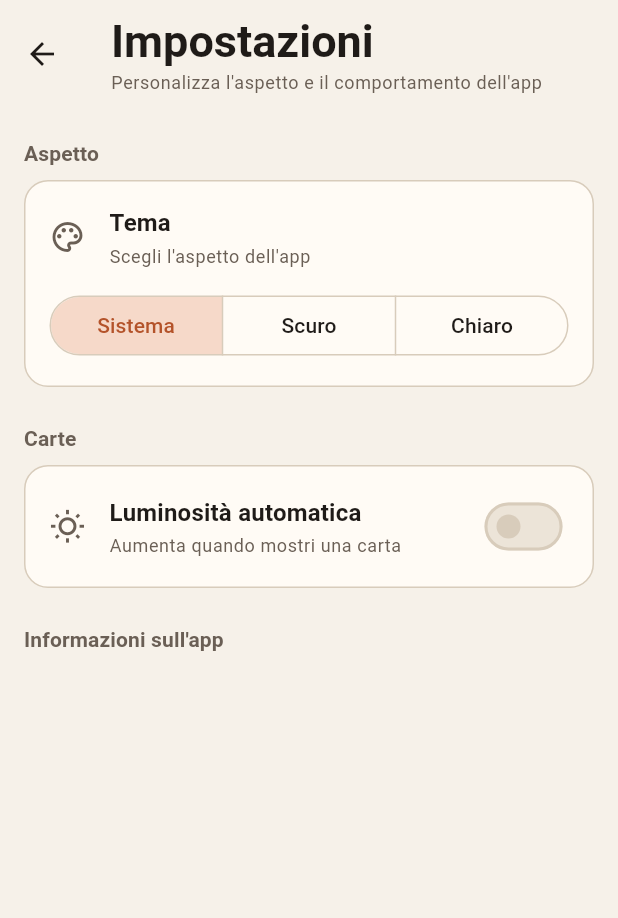
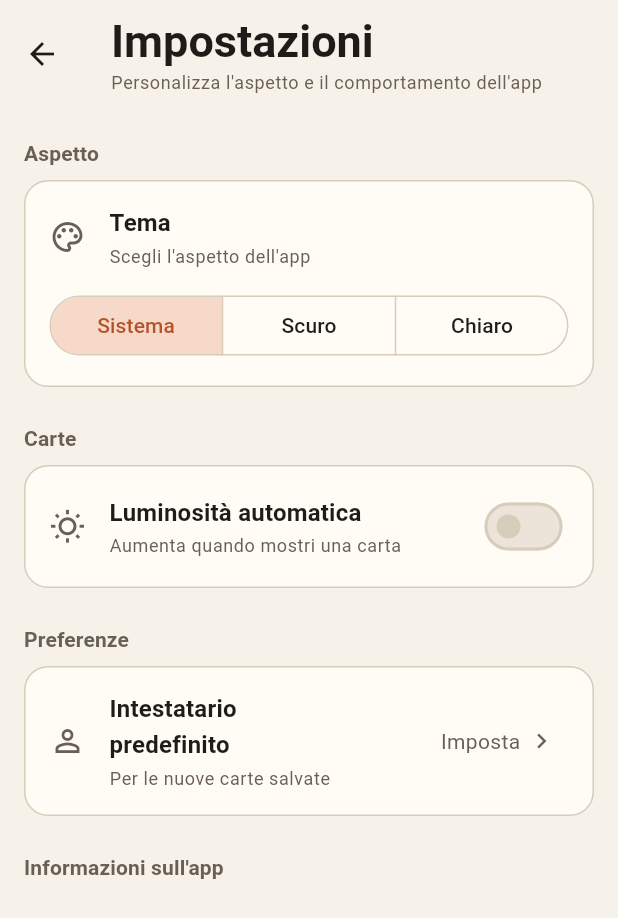
Before and after one commit to fabiogentile-gif/SuperIperApp, a Flutter app: the Settings screen opened directly, on a phone screen of 412 x 824 dp. Shown: the top 918 px of the screen. Run offline on Flutter 3.47's test engine with Material 3 defaults, Android fonts, the phone set to English and light mode, and no system bars; missing offline and left inert: screen_brightness.

Commit message:
Aggiunto defaultHolderSelector

```diff
--- a/lib/pages/settings.dart
+++ b/lib/pages/settings.dart
@@ -4,6 +4,7 @@ import 'package:superiper_app/widgets/settings/brightness_selector.dart';
 import 'package:superiper_app/widgets/settings/setting_group.dart';
 import 'package:superiper_app/widgets/settings/setting_tile.dart';
 import 'package:superiper_app/widgets/settings/theme_selector.dart';
+import 'package:superiper_app/widgets/settings/default_holder_selector.dart';
 
 class Settings extends StatelessWidget {
   const Settings({super.key});
@@ -13,7 +14,10 @@ class Settings extends StatelessWidget {
     final colors = Theme.of(context).colorScheme;
 
     return Scaffold(
-      appBar: StandardAppBar(title: 'Impostazioni', subtitle: 'Personalizza l\'aspetto e il comportamento dell\'app'),
+      appBar: StandardAppBar(
+        title: 'Impostazioni',
+        subtitle: 'Personalizza l\'aspetto e il comportamento dell\'app',
+      ),
       body: ListView(
         children: [
           const SizedBox(height: 20),
@@ -77,6 +81,33 @@ class Settings extends StatelessWidget {
               crossAxisAlignment: CrossAxisAlignment.start,
               children: [
                 Text(
+                  'Preferenze',
+                  style: Theme.of(context).textTheme.titleSmall?.copyWith(
+                    color: colors.onSurfaceVariant,
+                    fontWeight: FontWeight.w600,
+                  ),
+                ),
+                const SizedBox(height: 8),
+                const SettingsGroup(
+                  children: [
+                    SettingTile(
+                      title: 'Intestatario predefinito',
+                      subtitle: 'Per le nuove carte salvate',
+                      icon: Icons.person_outline,
+                      rowChild: DefaultHolderSelector(),
+                    ),
+                  ],
+                ),
+              ],
+            ),
+          ),
+          const SizedBox(height: 24),
+          Padding(
+            padding: const EdgeInsets.symmetric(horizontal: 16),
+            child: Column(
+              crossAxisAlignment: CrossAxisAlignment.start,
+              children: [
+                Text(
                   'Informazioni sull\'app',
                   style: Theme.of(context).textTheme.titleSmall?.copyWith(
                     color: colors.onSurfaceVariant,
--- /dev/null
+++ b/lib/widgets/settings/default_holder_selector.dart
@@ -0,0 +1,120 @@
+import 'package:flutter/material.dart';
+import 'package:superiper_app/widgets/settings/utils/default_holder_controller.dart';
+
+class DefaultHolderSelector extends StatelessWidget {
+  const DefaultHolderSelector({super.key});
+
+  @override
+  Widget build(BuildContext context) {
+    final colors = Theme.of(context).colorScheme;
+
+    return ValueListenableBuilder<String>(
+      valueListenable: defaultHolderName,
+      builder: (context, name, _) => InkWell(
+        borderRadius: BorderRadius.circular(8),
+        onTap: () => _edit(context, name),
+        child: Padding(
+          padding: const EdgeInsets.symmetric(horizontal: 8, vertical: 6),
+          child: Row(
+            mainAxisSize: MainAxisSize.min,
+            children: [
+              SizedBox(
+                width: 96,
+                child: Text(
+                  name.isEmpty ? 'Imposta' : name,
+                  textAlign: TextAlign.end,
+                  maxLines: 1,
+                  overflow: TextOverflow.ellipsis,
+                  style: Theme.of(context).textTheme.bodyMedium?.copyWith(
+                        color: colors.onSurfaceVariant,
+                      ),
+                ),
+              ),
+              const SizedBox(width: 4),
+              Icon(Icons.chevron_right,
+                  size: 20, color: colors.onSurfaceVariant),
+            ],
+          ),
+        ),
+      ),
+    );
+  }
+
+  Future<void> _edit(BuildContext context, String current) {
+    return showModalBottomSheet<void>(
+      context: context,
+      isScrollControlled: true,
+      showDragHandle: true,
+      builder: (_) => _HolderSheet(
+        initialValue: current,
+        onSave: (value) => defaultHolderName.value = value.trim(),
+      ),
+    );
+  }
+}
+
+class _HolderSheet extends StatefulWidget {
+  const _HolderSheet({required this.initialValue, required this.onSave});
+
+  final String initialValue;
+  final ValueChanged<String> onSave;
+
+  @override
+  State<_HolderSheet> createState() => _HolderSheetState();
+}
+
+class _HolderSheetState extends State<_HolderSheet> {
+  late final _controller = TextEditingController(text: widget.initialValue);
+
+  @override
+  void dispose() {
+    _controller.dispose();
+    super.dispose();
+  }
+
+  void _save() {
+    widget.onSave(_controller.text);
+    Navigator.of(context).pop();
+  }
+
+  @override
+  Widget build(BuildContext context) {
+    return Padding(
+      // Alza il contenuto sopra la tastiera
+      padding: EdgeInsets.fromLTRB(
+        20, 0, 20, MediaQuery.of(context).viewInsets.bottom + 20,
+      ),
+      child: Column(
+        mainAxisSize: MainAxisSize.min,
+        crossAxisAlignment: CrossAxisAlignment.start,
+        children: [
+          Text('Intestatario predefinito',
+              style: Theme.of(context).textTheme.titleMedium),
+          const SizedBox(height: 4),
+          Text(
+            'Verrà proposto per le carte che salverai da ora in poi. '
+            'Le carte già salvate non cambiano.',
+            style: Theme.of(context).textTheme.bodySmall,
+          ),
+          const SizedBox(height: 16),
+          TextField(
+            controller: _controller,
+            autofocus: true,
+            textCapitalization: TextCapitalization.words,
+            textInputAction: TextInputAction.done,
+            onSubmitted: (_) => _save(),
+            decoration: const InputDecoration(
+              labelText: 'Nome e cognome',
+              border: OutlineInputBorder(),
+            ),
+          ),
+          const SizedBox(height: 16),
+          SizedBox(
+            width: double.infinity,
+            child: FilledButton(onPressed: _save, child: const Text('Salva')),
+          ),
+        ],
+      ),
+    );
+  }
+}
--- /dev/null
+++ b/lib/widgets/settings/utils/default_holder_controller.dart
@@ -0,0 +1,3 @@
+import 'package:flutter/foundation.dart';
+
+final ValueNotifier<String> defaultHolderName = ValueNotifier<String>('');
```
